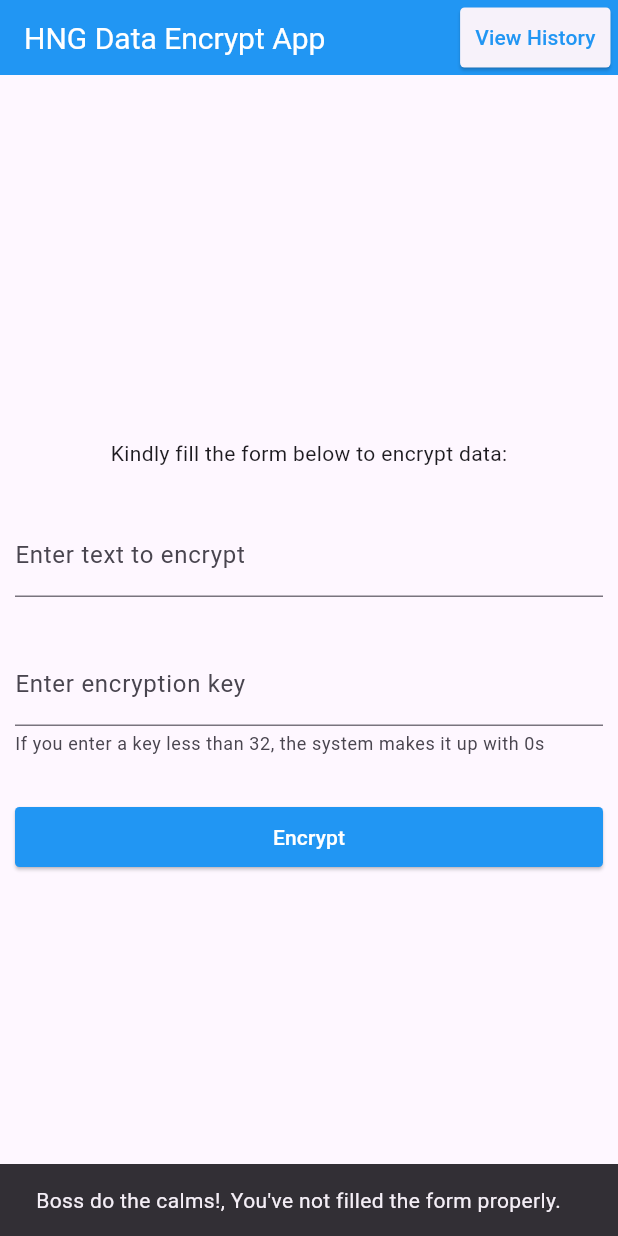
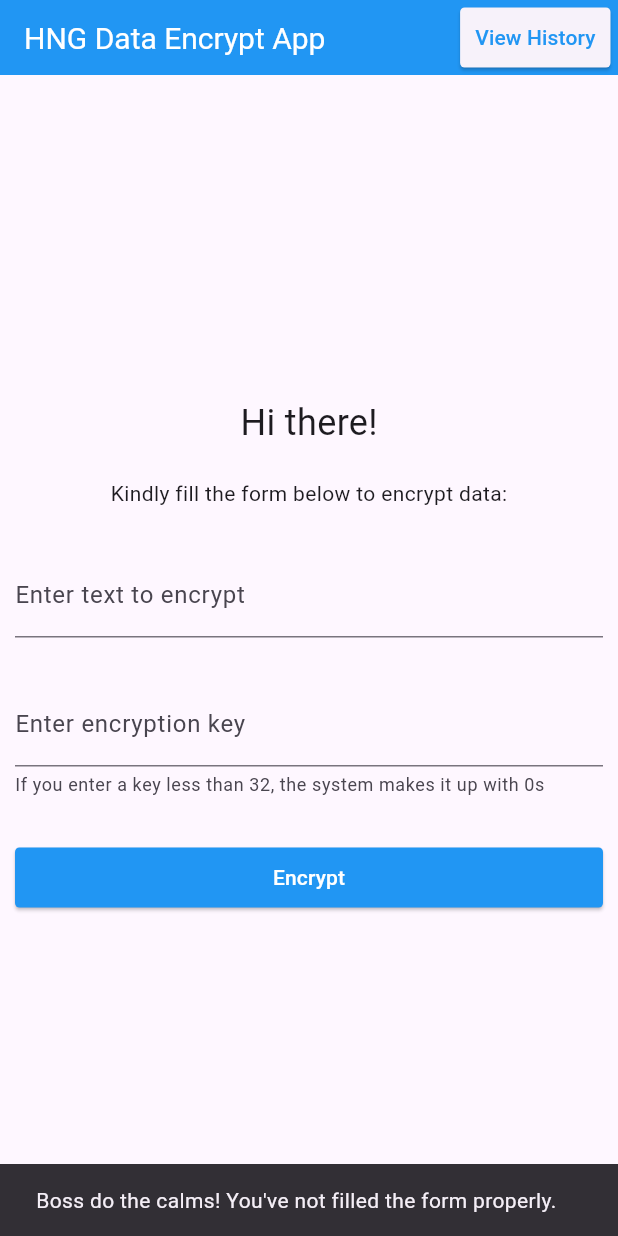
Before and after one commit to Isaac-Franklin/HNG, a Flutter app: the screen it shows after launch, after a tap on "Encrypt", on a phone screen of 412 x 824 dp. Run offline on Flutter 3.47's test engine with Material 3 defaults, Android fonts, the phone set to English and light mode, and no system bars; our stand-ins replace shared_preferences, webview_flutter; missing offline and left inert: encrypt, webview_flutter_wkwebview.

Commit message:
UI update

```diff
--- a/HNGStageOneTask/hngencryptapp/lib/presentation/homescreen.dart
+++ b/HNGStageOneTask/hngencryptapp/lib/presentation/homescreen.dart
@@ -32,7 +32,7 @@ class _HomeScreenState extends State<HomeScreen> {
       ScaffoldMessenger.of(context).showSnackBar(
         const SnackBar(
           content: Text(
-            "Boss do the calms!, You've not filled the form properly.",
+            "Boss do the calms! You've not filled the form properly.",
           ),
         ),
       );
@@ -52,6 +52,13 @@ class _HomeScreenState extends State<HomeScreen> {
           child: Column(
             mainAxisAlignment: MainAxisAlignment.center,
             children: [
+              const Text(
+                'Hi there!',
+                style: TextStyle(fontSize: 24),
+              ),
+              const SizedBox(
+                height: 20,
+              ),
               const Text(
                 'Kindly fill the form below to encrypt data:',
               ),
--- a/HNGStageOneTask/hngencryptapp/lib/presentation/viewallencrypt.dart
+++ b/HNGStageOneTask/hngencryptapp/lib/presentation/viewallencrypt.dart
@@ -92,7 +92,7 @@ class _ViewEncryptionHistoryState extends State<ViewEncryptionHistory> {
           if (snapshot.connectionState == ConnectionState.waiting) {
             return const Center(child: CircularProgressIndicator());
           } else if (!snapshot.hasData || snapshot.data!.isEmpty) {
-            return const Center(child: Text("No data found."));
+            return const Center(child: Text("No encryption created yet."));
           }
 
           return ListView(
@@ -261,7 +261,7 @@ class _ViewEncryptionHistoryState extends State<ViewEncryptionHistory> {
           title: const Text("Decryption Result"),
           content: SelectableText(
             decryptedText,
-            style: const TextStyle(fontSize: 16, fontWeight: FontWeight.bold),
+            style: const TextStyle(fontSize: 16),
           ),
           actions: [
             TextButton(
--- a/HNGStageOneTask/hngencryptapp/lib/service/decryptalgo.dart
+++ b/HNGStageOneTask/hngencryptapp/lib/service/decryptalgo.dart
@@ -9,7 +9,7 @@ class DecryptData {
 
     String? storedValue = prefs.getString(secretKey);
     if (storedValue == null) {
-      return 'No data found!';
+      return 'Kpele, wrong Secret Key. Kindly try again!';
     }
     print(userEncryptedText);
 
```
